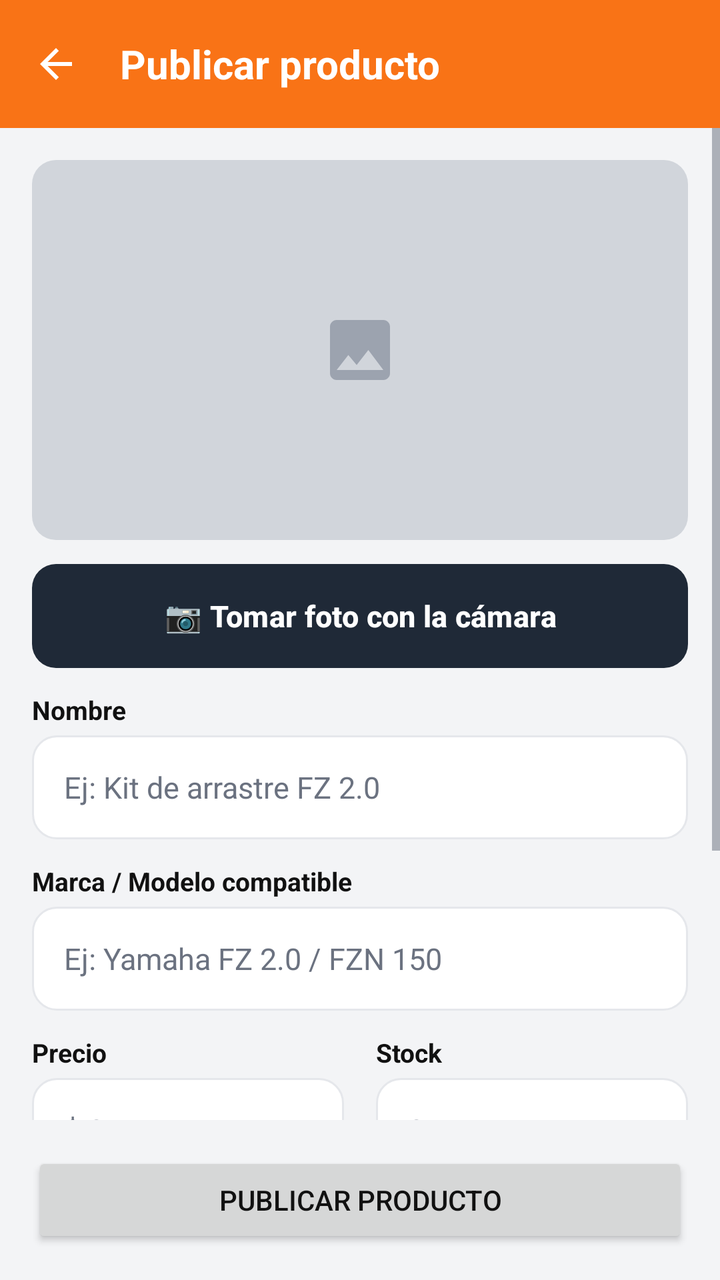
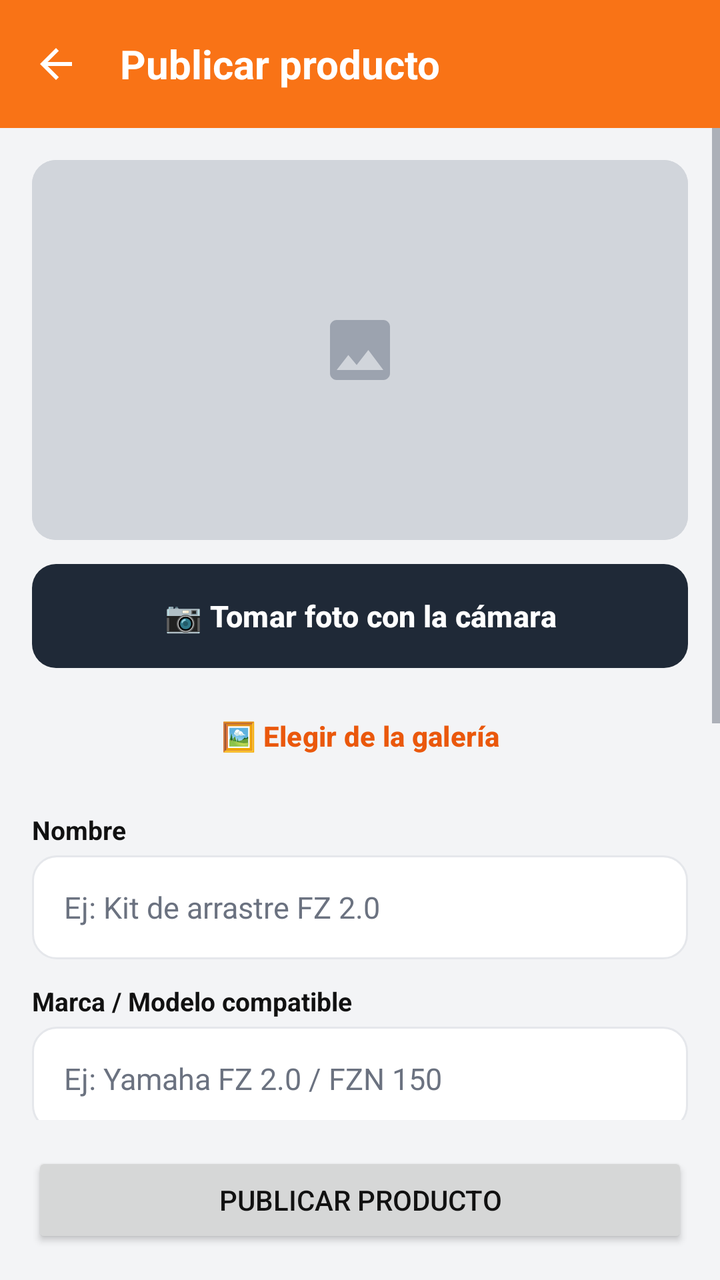

Compare the two renders of this Android layout. The source of the first and the diff that turns it into the second are given below.
<!-- AndroidManifest.xml: application theme Theme.MotoMarket -->
<!-- res/layout/activity_publicar_producto.xml -->
<?xml version="1.0" encoding="utf-8"?>
<LinearLayout xmlns:android="http://schemas.android.com/apk/res/android"
    xmlns:app="http://schemas.android.com/apk/res-auto"
    android:layout_width="match_parent"
    android:layout_height="match_parent"
    android:background="@color/fondo"
    android:orientation="vertical">

    <com.google.android.material.appbar.MaterialToolbar
        android:id="@+id/toolbar"
        android:layout_width="match_parent"
        android:layout_height="?attr/actionBarSize"
        app:navigationContentDescription="@string/cd_volver"
        app:navigationIcon="@drawable/ic_arrow_back"
        app:title="@string/titulo_publicar_producto" />

    <ScrollView
        android:layout_width="match_parent"
        android:layout_height="0dp"
        android:layout_weight="1">

        <LinearLayout
            android:layout_width="match_parent"
            android:layout_height="wrap_content"
            android:orientation="vertical"
            android:padding="@dimen/espacio_l">

            <FrameLayout
                android:layout_width="match_parent"
                android:layout_height="@dimen/alto_zona_foto"
                android:background="@drawable/bg_placeholder_producto">

                <ImageView
                    android:id="@+id/ivFoto"
                    android:layout_width="match_parent"
                    android:layout_height="match_parent"
                    android:contentDescription="@string/cd_foto_producto"
                    android:scaleType="centerCrop"
                    android:visibility="gone" />
            </FrameLayout>

            <Button
                android:id="@+id/btnTomarFoto"
                style="@style/MotoMarket.Button.Secondary"
                android:layout_width="match_parent"
                android:layout_height="wrap_content"
                android:layout_marginTop="@dimen/espacio_m"
                android:text="@string/publicar_tomar_foto" />

            <TextView
                style="@style/MotoMarket.Label"
                android:text="@string/campo_nombre_producto" />

            <EditText
                android:id="@+id/etNombre"
                style="@style/MotoMarket.Campo"
                android:hint="@string/hint_nombre_producto"
                android:importantForAutofill="no"
                android:inputType="textCapSentences" />

            <TextView
                style="@style/MotoMarket.Label"
                android:text="@string/campo_compatibilidad" />

            <EditText
                android:id="@+id/etCompatibilidad"
                style="@style/MotoMarket.Campo"
                android:hint="@string/hint_compatibilidad"
                android:importantForAutofill="no"
                android:inputType="textCapWords" />

            <LinearLayout
                android:layout_width="match_parent"
                android:layout_height="wrap_content"
                android:orientation="horizontal">

                <LinearLayout
                    android:layout_width="0dp"
                    android:layout_height="wrap_content"
                    android:layout_marginEnd="@dimen/espacio_s"
                    android:layout_weight="1"
                    android:orientation="vertical">

                    <TextView
                        style="@style/MotoMarket.Label"
                        android:text="@string/campo_precio" />

                    <EditText
                        android:id="@+id/etPrecio"
                        style="@style/MotoMarket.Campo"
                        android:hint="@string/hint_precio"
                        android:importantForAutofill="no"
                        android:inputType="number" />
                </LinearLayout>

                <LinearLayout
                    android:layout_width="0dp"
                    android:layout_height="wrap_content"
                    android:layout_marginStart="@dimen/espacio_s"
                    android:layout_weight="1"
                    android:orientation="vertical">

                    <TextView
                        style="@style/MotoMarket.Label"
                        android:text="@string/campo_stock" />

                    <EditText
                        android:id="@+id/etStock"
                        style="@style/MotoMarket.Campo"
                        android:hint="@string/hint_stock"
                        android:importantForAutofill="no"
                        android:inputType="number" />
                </LinearLayout>
            </LinearLayout>

            <TextView
                style="@style/MotoMarket.Label"
                android:text="@string/campo_categoria" />

            <com.google.android.material.chip.ChipGroup
                android:id="@+id/chipsCategoria"
                android:layout_width="match_parent"
                android:layout_height="wrap_content"
                app:selectionRequired="true"
                app:singleSelection="true">

                <com.google.android.material.chip.Chip
                    android:id="@+id/chipFrenos"
                    style="@style/MotoMarket.ChipCategoria"
                    android:layout_width="wrap_content"
                    android:layout_height="wrap_content"
                    android:text="@string/categoria_frenos" />

                <com.google.android.material.chip.Chip
                    android:id="@+id/chipLlantas"
                    style="@style/MotoMarket.ChipCategoria"
                    android:layout_width="wrap_content"
                    android:layout_height="wrap_content"
                    android:text="@string/categoria_llantas" />

                <com.google.android.material.chip.Chip
                    android:id="@+id/chipCascos"
                    style="@style/MotoMarket.ChipCategoria"
                    android:layout_width="wrap_content"
                    android:layout_height="wrap_content"
                    android:text="@string/categoria_cascos" />

                <com.google.android.material.chip.Chip
                    android:id="@+id/chipAceites"
                    style="@style/MotoMarket.ChipCategoria"
                    android:layout_width="wrap_content"
                    android:layout_height="wrap_content"
                    android:text="@string/categoria_aceites" />

                <com.google.android.material.chip.Chip
                    android:id="@+id/chipTransmision"
                    style="@style/MotoMarket.ChipCategoria"
                    android:layout_width="wrap_content"
                    android:layout_height="wrap_content"
                    android:text="@string/categoria_transmision" />

                <com.google.android.material.chip.Chip
                    android:id="@+id/chipAccesorios"
                    style="@style/MotoMarket.ChipCategoria"
                    android:layout_width="wrap_content"
                    android:layout_height="wrap_content"
                    android:checked="true"
                    android:text="@string/categoria_accesorios" />
            </com.google.android.material.chip.ChipGroup>

        </LinearLayout>
    </ScrollView>

    <Button
        android:id="@+id/btnPublicar"
        android:layout_width="match_parent"
        android:layout_height="wrap_content"
        android:layout_margin="@dimen/espacio_l"
        android:text="@string/titulo_publicar_producto" />

</LinearLayout>
<!-- resources referenced by this layout -->
<resources>
  <color name="fondo">#F3F4F6</color>
  <dimen name="alto_zona_foto">190dp</dimen>
  <dimen name="espacio_l">16dp</dimen>
  <dimen name="espacio_m">12dp</dimen>
  <dimen name="espacio_s">8dp</dimen>
  <string name="campo_categoria">Categoría</string>
  <string name="campo_compatibilidad">Marca / Modelo compatible</string>
  <string name="campo_nombre_producto">Nombre</string>
  <string name="campo_precio">Precio</string>
  <string name="campo_stock">Stock</string>
  <string name="categoria_accesorios">Accesorios</string>
  <string name="categoria_aceites">Aceites</string>
  <string name="categoria_cascos">Cascos</string>
  <string name="categoria_frenos">Frenos</string>
  <string name="categoria_llantas">Llantas</string>
  <string name="categoria_transmision">Transmisión</string>
  <string name="cd_foto_producto">Foto del producto</string>
  <string name="cd_volver">Volver</string>
  <string name="hint_compatibilidad">Ej: Yamaha FZ 2.0 / FZN 150</string>
  <string name="hint_nombre_producto">Ej: Kit de arrastre FZ 2.0</string>
  <string name="hint_precio">$ 0</string>
  <string name="hint_stock">0</string>
  <string name="publicar_tomar_foto">📷 Tomar foto con la cámara</string>
  <string name="titulo_publicar_producto">Publicar producto</string>
  <style name="MotoMarket.Button.Secondary">
          <item name="android:background">@drawable/bg_boton_gris_oscuro</item>
      </style>
  <style name="Theme.MotoMarket" parent="Base.Theme.MotoMarket" />
  <color name="placeholder">#D1D5DB</color>
  <dimen name="radio_esquina">12dp</dimen>
  <dimen name="icono_l">40dp</dimen>
  <color name="texto_principal">#111111</color>
  <dimen name="alto_campo">52dp</dimen>
  <color name="texto_secundario">#6B7280</color>
  <dimen name="texto_m">15sp</dimen>
  <dimen name="borde_fino">1dp</dimen>
  <dimen name="radio_chip">50dp</dimen>
  <style name="MotoMarket.TextAppearance.Chip" parent="TextAppearance.Material3.LabelLarge">
          <item name="android:textStyle">bold</item>
      </style>
  <dimen name="espacio_xs">4dp</dimen>
  <dimen name="texto_s">13sp</dimen>
  <color name="placeholder_icono">#9CA3AF</color>
  <color name="gris_oscuro_presionado">#374151</color>
  <color name="gris_oscuro">#1F2937</color>
  <color name="blanco">#FFFFFF</color>
  <color name="borde">#E5E7EB</color>
  <color name="naranja_primario">#F97316</color>
  <color name="naranja_suave">#FFEDD5</color>
  <color name="naranja_oscuro">#EA580C</color>
  <style name="MotoMarket.Card" parent="Widget.Material3.CardView.Elevated">
          <item name="cardBackgroundColor">@color/blanco</item>
          <item name="cardCornerRadius">@dimen/radio_esquina</item>
          <item name="cardElevation">@dimen/elevacion_tarjeta</item>
      </style>
  <style name="MotoMarket.Radio" parent="Widget.Material3.CompoundButton.RadioButton">
          <item name="android:textColor">@color/texto_principal</item>
          <item name="android:textSize">@dimen/texto_m</item>
      </style>
  <dimen name="alto_boton">52dp</dimen>
  <dimen name="elevacion_tarjeta">1dp</dimen>
  <dimen name="texto_titulo">20sp</dimen>
  <!-- unchanged entries left out for length: 14 -->
</resources>

<!-- the commit's change to res/layout/activity_publicar_producto.xml (unified diff, before → after) -->
@@ -34,9 +34,9 @@
                     android:id="@+id/ivFoto"
                     android:layout_width="match_parent"
                     android:layout_height="match_parent"
+                    android:background="@drawable/bg_placeholder_producto"
                     android:contentDescription="@string/cd_foto_producto"
-                    android:scaleType="centerCrop"
-                    android:visibility="gone" />
+                    android:scaleType="centerCrop" />
             </FrameLayout>
 
             <Button
@@ -46,6 +46,14 @@
                 android:layout_height="wrap_content"
                 android:layout_marginTop="@dimen/espacio_m"
                 android:text="@string/publicar_tomar_foto" />
+
+            <Button
+                android:id="@+id/btnGaleria"
+                style="@style/MotoMarket.Button.Outlined"
+                android:layout_width="match_parent"
+                android:layout_height="wrap_content"
+                android:layout_marginTop="@dimen/espacio_s"
+                android:text="@string/publicar_elegir_galeria" />
 
             <TextView
                 style="@style/MotoMarket.Label"
@@ -68,6 +76,17 @@
                 android:hint="@string/hint_compatibilidad"
                 android:importantForAutofill="no"
                 android:inputType="textCapWords" />
+
+            <TextView
+                style="@style/MotoMarket.Label"
+                android:text="@string/campo_cilindraje" />
+
+            <EditText
+                android:id="@+id/etCilindraje"
+                style="@style/MotoMarket.Campo"
+                android:hint="@string/hint_cilindraje"
+                android:importantForAutofill="no"
+                android:inputType="text" />
 
             <LinearLayout
                 android:layout_width="match_parent"
@@ -168,8 +187,25 @@
                     android:text="@string/categoria_accesorios" />
             </com.google.android.material.chip.ChipGroup>
 
+            <Button
+                android:id="@+id/btnEliminar"
+                style="@style/MotoMarket.Button.Secondary"
+                android:layout_width="match_parent"
+                android:layout_height="wrap_content"
+                android:layout_marginTop="@dimen/espacio_xl"
+                android:text="@string/publicar_eliminar"
+                android:visibility="gone" />
+
         </LinearLayout>
     </ScrollView>
+
+    <ProgressBar
+        android:id="@+id/progreso"
+        android:layout_width="wrap_content"
+        android:layout_height="wrap_content"
+        android:layout_gravity="center_horizontal"
+        android:indeterminateTint="@color/naranja_primario"
+        android:visibility="gone" />
 
     <Button
         android:id="@+id/btnPublicar"
<!-- resource entries referenced after the edit -->
@@ -5,7 +5,9 @@
   <dimen name="espacio_l">16dp</dimen>
   <dimen name="espacio_m">12dp</dimen>
   <dimen name="espacio_s">8dp</dimen>
+  <dimen name="espacio_xl">24dp</dimen>
   <string name="campo_categoria">Categoría</string>
+  <string name="campo_cilindraje">Cilindraje</string>
   <string name="campo_compatibilidad">Marca / Modelo compatible</string>
   <string name="campo_nombre_producto">Nombre</string>
   <string name="campo_precio">Precio</string>
@@ -18,12 +20,23 @@
   <string name="categoria_transmision">Transmisión</string>
   <string name="cd_foto_producto">Foto del producto</string>
   <string name="cd_volver">Volver</string>
+  <string name="hint_cilindraje">Ej: 150 cc</string>
   <string name="hint_compatibilidad">Ej: Yamaha FZ 2.0 / FZN 150</string>
   <string name="hint_nombre_producto">Ej: Kit de arrastre FZ 2.0</string>
   <string name="hint_precio">$ 0</string>
   <string name="hint_stock">0</string>
+  <string name="publicar_elegir_galeria">🖼️ Elegir de la galería</string>
+  <string name="publicar_eliminar">Eliminar producto</string>
   <string name="publicar_tomar_foto">📷 Tomar foto con la cámara</string>
   <string name="titulo_publicar_producto">Publicar producto</string>
+  <style name="MotoMarket.Button.Outlined" parent="Widget.Material3.Button.OutlinedButton">
+          <item name="android:textColor">@color/naranja_oscuro</item>
+          <item name="android:textAllCaps">false</item>
+          <item name="android:textStyle">bold</item>
+          <item name="strokeColor">@color/naranja_primario</item>
+          <item name="cornerRadius">@dimen/radio_esquina</item>
+          <item name="android:minHeight">@dimen/alto_boton</item>
+      </style>
   <style name="MotoMarket.Button.Secondary">
           <item name="android:background">@drawable/bg_boton_gris_oscuro</item>
       </style>
